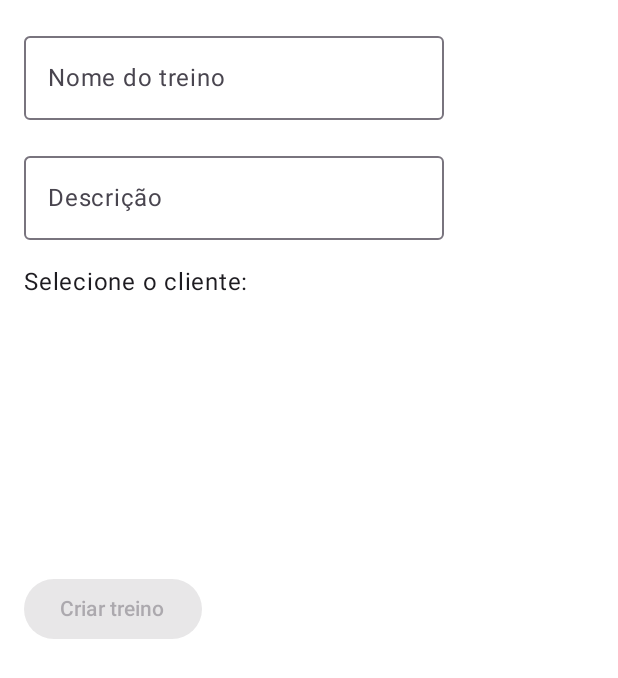
After one commit to nauancastro/fitlifeteste, an Android app built with Jetpack Compose: the TrainerMenuScreen screen opened through its navigation route, on a phone screen of 412 x 824 dp. The commit adds this screen. Shown: the top 678 px of the screen. Run offline under Robolectric (Android 15) with nearby library versions, the phone set to English and light mode, and no system bars; our stand-ins replace Firebase (no records; nobody signed in at launch, a user with empty details on screens opened directly), Room's generated code; 1 statement that could not run was skipped.

Commit message:
Add authentication and trainer workflow

```diff
--- a/app/build.gradle.kts
+++ b/app/build.gradle.kts
@@ -77,6 +77,10 @@ dependencies {
     implementation(platform("com.google.firebase:firebase-bom:32.7.0"))
     implementation("com.google.firebase:firebase-auth-ktx")
     implementation("com.google.firebase:firebase-database-ktx")
+    implementation("com.google.firebase:firebase-firestore-ktx")
+
+    // Coroutines support for Task APIs
+    implementation("org.jetbrains.kotlinx:kotlinx-coroutines-play-services:1.8.1")
 
 
     // WorkManager
--- a/app/src/main/java/com/fernando/fitlife/FitLifeApp.kt
+++ b/app/src/main/java/com/fernando/fitlife/FitLifeApp.kt
@@ -13,12 +13,16 @@ import com.fernando.fitlife.ui.theme.FitLifeTheme
 import com.fernando.fitlife.viewmodel.FavoritosViewModel
 import com.fernando.fitlife.viewmodel.FavoritosPersonalViewModel
 import com.fernando.fitlife.viewmodel.SettingsViewModel
+import com.fernando.fitlife.viewmodel.AuthViewModel
+import com.fernando.fitlife.viewmodel.TrainerViewModel
 
 @Composable
 fun FitLifeApp(
     favoritosViewModel: FavoritosViewModel,
-    favoritosPersonalViewModel: FavoritosPersonalViewModel, // ✅ Adicionado
-    settingsViewModel: SettingsViewModel
+    favoritosPersonalViewModel: FavoritosPersonalViewModel,
+    settingsViewModel: SettingsViewModel,
+    authViewModel: AuthViewModel,
+    trainerViewModel: TrainerViewModel
 ) {
     val navController = rememberNavController()
     val isDarkTheme by settingsViewModel.darkMode.collectAsState()
@@ -31,8 +35,10 @@ fun FitLifeApp(
             FitLifeNavGraph(
                 navController = navController,
                 favoritosViewModel = favoritosViewModel,
-                favoritosPersonalViewModel = favoritosPersonalViewModel, // ✅ Adicionado
-                settingsViewModel = settingsViewModel
+                favoritosPersonalViewModel = favoritosPersonalViewModel,
+                settingsViewModel = settingsViewModel,
+                authViewModel = authViewModel,
+                trainerViewModel = trainerViewModel
             )
         }
     }
--- a/app/src/main/java/com/fernando/fitlife/MainActivity.kt
+++ b/app/src/main/java/com/fernando/fitlife/MainActivity.kt
@@ -17,6 +17,8 @@ import com.fernando.fitlife.ui.FitLifeApp
 import com.fernando.fitlife.viewmodel.FavoritosViewModel
 import com.fernando.fitlife.viewmodel.FavoritosPersonalViewModel
 import com.fernando.fitlife.viewmodel.SettingsViewModel
+import com.fernando.fitlife.viewmodel.AuthViewModel
+import com.fernando.fitlife.viewmodel.TrainerViewModel
 import com.fernando.fitlife.worker.SyncWorker
 import java.util.concurrent.TimeUnit
 
@@ -25,6 +27,8 @@ class MainActivity : ComponentActivity() {
     private val favoritosViewModel: FavoritosViewModel by viewModels()
     private val favoritosPersonalViewModel: FavoritosPersonalViewModel by viewModels()
     private val settingsViewModel: SettingsViewModel by viewModels()
+    private val authViewModel: AuthViewModel by viewModels()
+    private val trainerViewModel: TrainerViewModel by viewModels()
 
     override fun onCreate(savedInstanceState: Bundle?) {
         super.onCreate(savedInstanceState)
@@ -35,7 +39,9 @@ class MainActivity : ComponentActivity() {
             FitLifeApp(
                 favoritosViewModel = favoritosViewModel,
                 favoritosPersonalViewModel = favoritosPersonalViewModel,
-                settingsViewModel = settingsViewModel
+                settingsViewModel = settingsViewModel,
+                authViewModel = authViewModel,
+                trainerViewModel = trainerViewModel
             )
         }
     }
--- a/app/src/main/java/com/fernando/fitlife/navigation/FitLifeNavGraph.kt
+++ b/app/src/main/java/com/fernando/fitlife/navigation/FitLifeNavGraph.kt
@@ -5,18 +5,37 @@ import androidx.navigation.NavHostController
 import androidx.navigation.compose.NavHost
 import androidx.navigation.compose.composable
 import com.fernando.fitlife.ui.screens.*
+import com.fernando.fitlife.ui.screens.auth.LoginScreen
+import com.fernando.fitlife.ui.screens.auth.RegisterScreen
 import com.fernando.fitlife.viewmodel.FavoritosViewModel
 import com.fernando.fitlife.viewmodel.FavoritosPersonalViewModel
 import com.fernando.fitlife.viewmodel.SettingsViewModel
+import com.fernando.fitlife.viewmodel.AuthViewModel
+import com.fernando.fitlife.viewmodel.TrainerViewModel
 
 @Composable
 fun FitLifeNavGraph(
     navController: NavHostController,
     favoritosViewModel: FavoritosViewModel,
     favoritosPersonalViewModel: FavoritosPersonalViewModel,
-    settingsViewModel: SettingsViewModel
+    settingsViewModel: SettingsViewModel,
+    authViewModel: AuthViewModel,
+    trainerViewModel: TrainerViewModel
 ) {
-    NavHost(navController = navController, startDestination = "home") {
+    val startDestination = if (authViewModel.currentUser == null) "login" else "home"
+    NavHost(navController = navController, startDestination = startDestination) {
+
+        composable("login") {
+            LoginScreen(navController = navController, authViewModel = authViewModel)
+        }
+
+        composable("register") {
+            RegisterScreen(navController = navController, authViewModel = authViewModel)
+        }
+
+        composable("trainer") {
+            TrainerMenuScreen(navController = navController, trainerViewModel = trainerViewModel)
+        }
 
         composable("home") {
             HomeScreen(
--- /dev/null
+++ b/app/src/main/java/com/fernando/fitlife/repository/TrainerRepository.kt
@@ -0,0 +1,25 @@
+package com.fernando.fitlife.repository
+
+import com.fernando.fitlife.model.Treino
+import com.google.firebase.firestore.FirebaseFirestore
+import kotlinx.coroutines.tasks.await
+
+class TrainerRepository {
+    private val firestore = FirebaseFirestore.getInstance()
+
+    suspend fun getClients(): List<String> {
+        val snapshot = firestore.collection("users")
+            .whereEqualTo("role", "client")
+            .get()
+            .await()
+        return snapshot.documents.map { it.id }
+    }
+
+    suspend fun addWorkout(clientId: String, treino: Treino) {
+        firestore.collection("users")
+            .document(clientId)
+            .collection("treinos")
+            .add(treino)
+            .await()
+    }
+}
--- /dev/null
+++ b/app/src/main/java/com/fernando/fitlife/ui/screens/TrainerMenuScreen.kt
@@ -0,0 +1,62 @@
+package com.fernando.fitlife.ui.screens
+
+import androidx.compose.foundation.layout.*
+import androidx.compose.foundation.lazy.LazyColumn
+import androidx.compose.foundation.lazy.items
+import androidx.compose.material3.*
+import androidx.compose.runtime.*
+import androidx.compose.ui.Modifier
+import androidx.compose.ui.unit.dp
+import androidx.lifecycle.viewmodel.compose.viewModel
+import androidx.navigation.NavController
+import com.fernando.fitlife.model.Treino
+import com.fernando.fitlife.viewmodel.TrainerViewModel
+
+@Composable
+fun TrainerMenuScreen(
+    navController: NavController,
+    trainerViewModel: TrainerViewModel = viewModel()
+) {
+    var nome by remember { mutableStateOf("") }
+    var descricao by remember { mutableStateOf("") }
+    var selectedClient by remember { mutableStateOf<String?>(null) }
+
+    LaunchedEffect(Unit) {
+        trainerViewModel.loadClients()
+    }
+
+    Column(
+        modifier = Modifier
+            .fillMaxSize()
+            .padding(16.dp),
+        verticalArrangement = Arrangement.spacedBy(16.dp)
+    ) {
+        OutlinedTextField(value = nome, onValueChange = { nome = it }, label = { Text("Nome do treino") })
+        OutlinedTextField(value = descricao, onValueChange = { descricao = it }, label = { Text("Descrição") })
+
+        Text("Selecione o cliente:")
+        LazyColumn(modifier = Modifier.height(150.dp)) {
+            items(trainerViewModel.clients) { client ->
+                Row(
+                    modifier = Modifier.fillMaxWidth(),
+                    horizontalArrangement = Arrangement.SpaceBetween
+                ) {
+                    Text(client)
+                    RadioButton(selected = selectedClient == client, onClick = { selectedClient = client })
+                }
+            }
+        }
+
+        Button(
+            onClick = {
+                val client = selectedClient ?: return@onClick
+                val treino = Treino(0, nome, descricao, 0, 30, "")
+                trainerViewModel.addWorkout(client, treino)
+                nome = ""; descricao = ""; selectedClient = null
+            },
+            enabled = selectedClient != null && nome.isNotBlank()
+        ) {
+            Text("Criar treino")
+        }
+    }
+}
--- /dev/null
+++ b/app/src/main/java/com/fernando/fitlife/viewmodel/AuthViewModel.kt
@@ -0,0 +1,36 @@
+package com.fernando.fitlife.viewmodel
+
+import androidx.lifecycle.ViewModel
+import androidx.lifecycle.viewModelScope
+import com.fernando.fitlife.repository.AuthRepository
+import kotlinx.coroutines.flow.MutableStateFlow
+import kotlinx.coroutines.flow.StateFlow
+import kotlinx.coroutines.launch
+
+class AuthViewModel : ViewModel() {
+    private val repo = AuthRepository()
+    val currentUser get() = repo.currentUser
+
+    private val _role = MutableStateFlow<String?>(null)
+    val role: StateFlow<String?> = _role
+
+    fun login(email: String, password: String) {
+        viewModelScope.launch {
+            _role.value = repo.login(email, password)
+        }
+    }
+
+    fun register(email: String, password: String, trainer: Boolean) {
+        viewModelScope.launch {
+            val success = repo.register(email, password, if (trainer) "trainer" else "client")
+            if (success) {
+                _role.value = if (trainer) "trainer" else "client"
+            }
+        }
+    }
+
+    fun logout() {
+        repo.logout()
+        _role.value = null
+    }
+}
--- /dev/null
+++ b/app/src/main/java/com/fernando/fitlife/viewmodel/TrainerViewModel.kt
@@ -0,0 +1,29 @@
+package com.fernando.fitlife.viewmodel
+
+import androidx.compose.runtime.getValue
+import androidx.compose.runtime.mutableStateOf
+import androidx.compose.runtime.setValue
+import androidx.lifecycle.ViewModel
+import androidx.lifecycle.viewModelScope
+import com.fernando.fitlife.model.Treino
+import com.fernando.fitlife.repository.TrainerRepository
+import kotlinx.coroutines.launch
+
+class TrainerViewModel : ViewModel() {
+    private val repo = TrainerRepository()
+
+    var clients by mutableStateOf<List<String>>(emptyList())
+        private set
+
+    fun loadClients() {
+        viewModelScope.launch {
+            clients = repo.getClients()
+        }
+    }
+
+    fun addWorkout(clientId: String, treino: Treino) {
+        viewModelScope.launch {
+            repo.addWorkout(clientId, treino)
+        }
+    }
+}
```
Also changed, not shown: app/src/main/java/com/fernando/fitlife/model/User.kt (added, +7 -0 lines), app/src/main/java/com/fernando/fitlife/repository/AuthRepository.kt (added, +37 -0 lines), app/src/main/java/com/fernando/fitlife/ui/screens/auth/LoginScreen.kt (added, +48 -0 lines), app/src/main/java/com/fernando/fitlife/ui/screens/auth/RegisterScreen.kt (added, +50 -0 lines).
